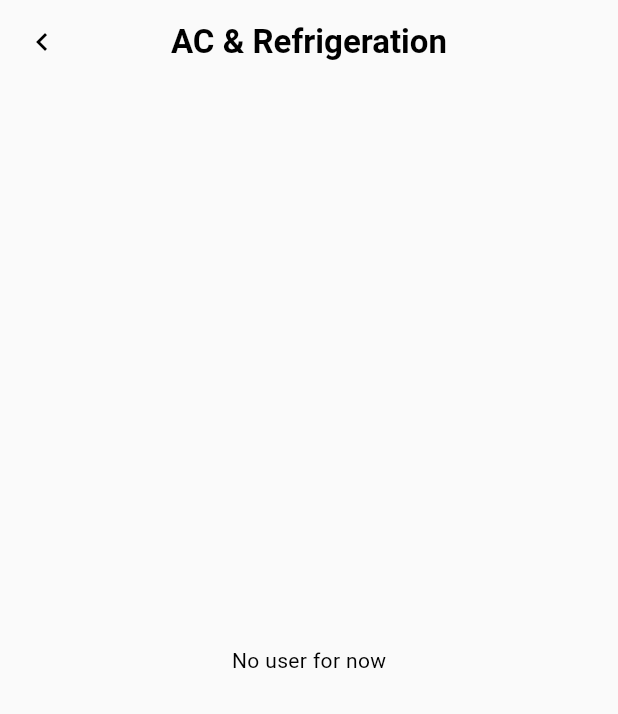
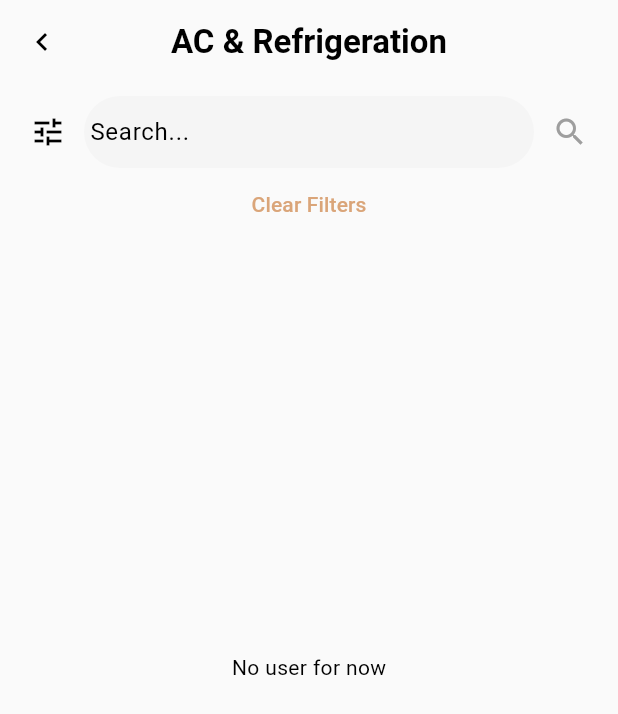
Before and after one commit to kingsley-amoke/myplug_ca, a Flutter app: the Service screen opened directly with sample values from the repository, on a phone screen of 412 x 824 dp. Shown: the top 714 px of the screen. Run offline on Flutter 3.47's test engine with Material 3 defaults, Android fonts, the phone set to English and light mode, and no system bars; our stand-ins replace cloud_firestore, firebase_auth, firebase_core, firebase_storage, geocoding, geolocator and 2 more; missing offline and left inert: babstrap_settings_screen_updated, change_case, flutter_product_card, social_media_buttons, star_rating; accounts and stored records are empty.

Commit message:
user filter

```diff
--- a/lib/features/user/domain/models/location.dart
+++ b/lib/features/user/domain/models/location.dart
@@ -2,30 +2,40 @@ class UserLocation {
   final double latitude;
   final double longitude;
   final String? address;
+  final String? state;
 
   UserLocation({
     required this.latitude,
     required this.longitude,
     this.address,
+    this.state,
   });
 
   factory UserLocation.fromMap(Map<String, dynamic> map) => UserLocation(
         latitude: map['latitude'],
         longitude: map['longitude'],
         address: map['address'],
+        state: map['state'],
       );
 
   Map<String, dynamic> toMap() => {
         'latitude': latitude,
         'longitude': longitude,
         'address': address,
+        'state': state,
       };
 
-  UserLocation copyWith(
-      {double? latitude, double? longitude, String? address}) {
+  UserLocation copyWith({
+    double? latitude,
+    double? longitude,
+    String? address,
+    String? state,
+  }) {
     return UserLocation(
-        latitude: latitude ?? this.latitude,
-        longitude: longitude ?? this.longitude,
-        address: address ?? this.address);
+      latitude: latitude ?? this.latitude,
+      longitude: longitude ?? this.longitude,
+      address: address ?? this.address,
+      state: state ?? this.state,
+    );
   }
 }
--- a/lib/features/user/presentation/ui/pages/service.dart
+++ b/lib/features/user/presentation/ui/pages/service.dart
@@ -1,4 +1,7 @@
 import 'package:flutter/material.dart';
+import 'package:myplug_ca/core/config/config.dart';
+import 'package:myplug_ca/core/constants/nigerian_states.dart';
+import 'package:myplug_ca/core/presentation/ui/widgets/modular_search_filter_bar.dart';
 import 'package:myplug_ca/features/chat/presentation/ui/pages/messagepage.dart';
 import 'package:myplug_ca/features/chat/presentation/viewmodels/chat_provider.dart';
 import 'package:myplug_ca/features/user/domain/models/skill.dart';
@@ -28,19 +31,51 @@ class _ServiceState extends State<Service> {
   Widget build(BuildContext context) {
     return Scaffold(
       appBar: myAppbar(context, title: widget.service.name),
-      body: Consumer<UserProvider>(
-        builder: (BuildContext context, UserProvider provider, Widget? child) {
+      body: SingleChildScrollView(
+        child: Padding(
+          padding: const EdgeInsets.all(8.0),
+          child: Column(
+            children: [
+              ModularSearchFilterBar(
+                onSearch: (searchTerm, filters) {
+                  context
+                      .read<UserProvider>()
+                      .getUsersByService(widget.service);
+                  context.read<UserProvider>().filterByParams(
+                      location: filters['location'], search: searchTerm);
+                },
+                locations: nigerianStates,
+              ),
+              Consumer<UserProvider>(
+                builder: (BuildContext context, UserProvider provider,
+                    Widget? child) {
                   if (provider.usersByServiceLoading) {
-            return const Center(child: CircularProgressIndicator());
+                    return Column(
+                      children: [
+                        SizedBox(
+                          height: getScreenHeight(context) / 3,
+                        ),
+                        const Center(child: CircularProgressIndicator()),
+                      ],
+                    );
                   }
                   final navigator = Navigator.of(context);
                   if (provider.usersByService.isEmpty) {
-            return const Center(
+                    return Column(
+                      children: [
+                        SizedBox(
+                          height: getScreenHeight(context) / 3,
+                        ),
+                        const Center(
                           child: Text('No user for now'),
+                        ),
+                      ],
                     );
                   } else {
                     return ListView.builder(
                       itemCount: provider.usersByService.length,
+                      shrinkWrap: false,
+                      physics: const NeverScrollableScrollPhysics(),
                       itemBuilder: (context, index) {
                         final item = provider.usersByService[index];
                         return UserCard(
@@ -77,6 +112,10 @@ class _ServiceState extends State<Service> {
                   }
                 },
               ),
+            ],
+          ),
+        ),
+      ),
     );
   }
 }
```
Also changed, not shown: lib/core/config/config.dart (+15 -0 lines), lib/core/presentation/ui/pages/search.dart (added, +154 -0 lines), lib/core/presentation/ui/widgets/hero_section.dart (+10 -0 lines), lib/features/user/presentation/view_models/user_provider.dart (+55 -4 lines). Lines whose indentation alone changed are shown as unchanged.
